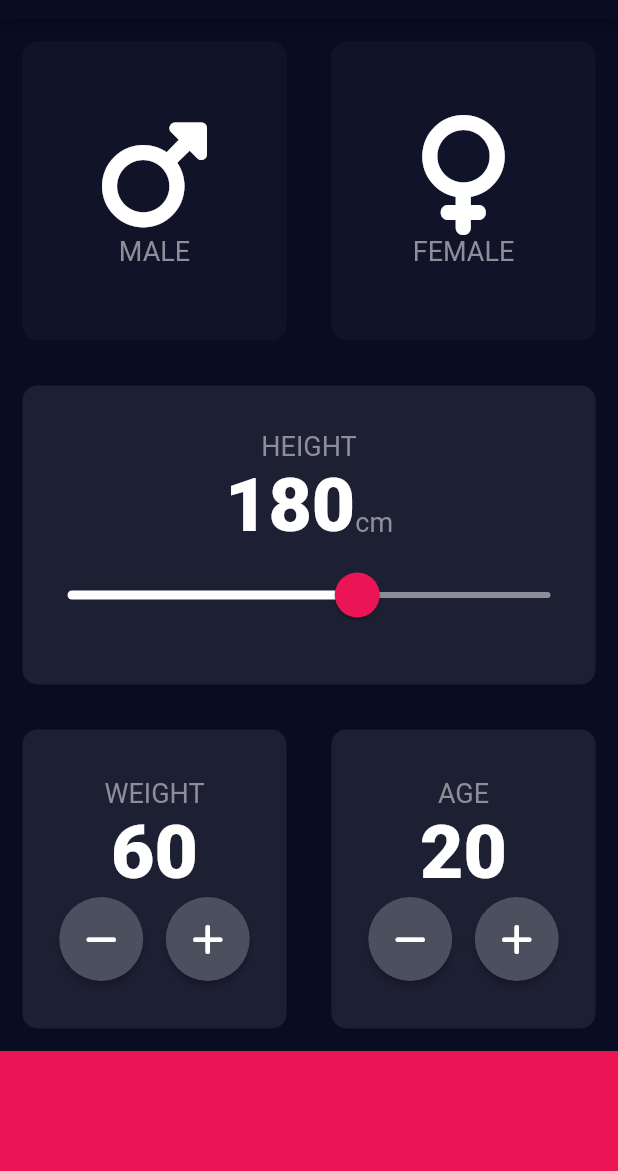
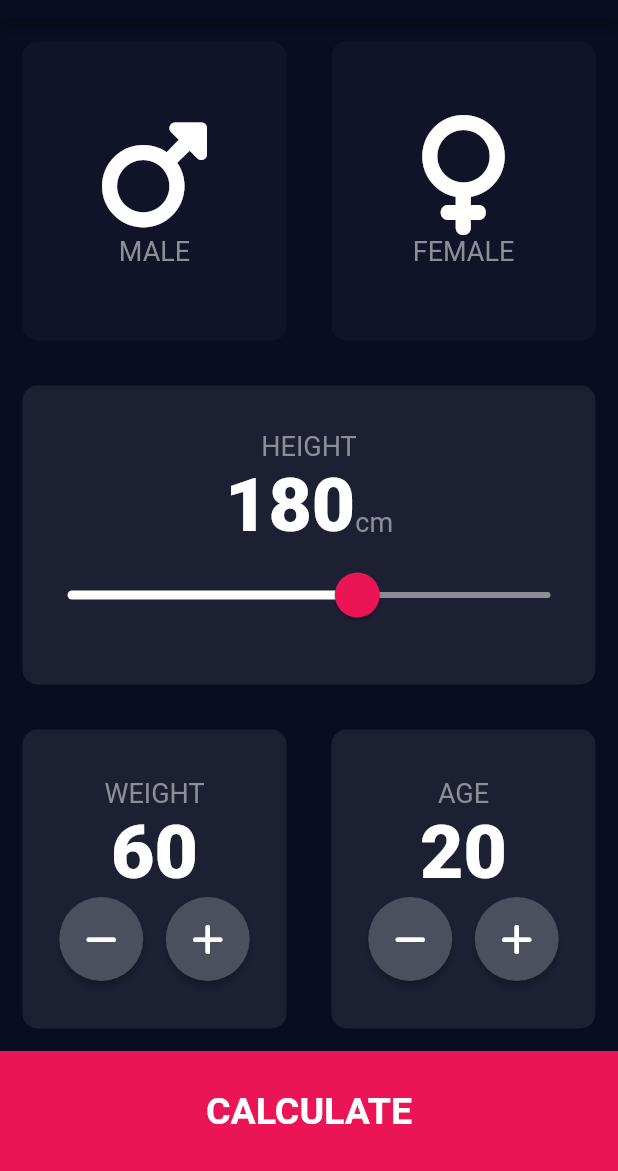
Before and after one commit to FatimaSalah212/BMI_Calculator_App, a Flutter app: the screen it shows after launch, on a phone screen of 412 x 824 dp, the part 65-1236 px from its top. Run offline on Flutter 3.47's test engine with Material 2 defaults, Android fonts, the phone set to English and light mode, and no system bars; our stand-ins replace font_awesome_flutter; missing offline and left inert: dart:ffi.

```diff
--- /dev/null
+++ b/lib/components/bottom_button.dart
@@ -0,0 +1,31 @@
+import 'package:flutter/material.dart';
+
+import '../contants.dart';
+
+class BottomButton extends StatelessWidget {
+  const BottomButton({
+    Key? key,
+    required this.data,
+    required this.onTap,
+  }) : super(key: key);
+
+  final String data;
+  final VoidCallback onTap;
+  @override
+  Widget build(BuildContext context) {
+    return GestureDetector(
+      onTap: onTap,
+      child: Container(
+        color: kButtonColor,
+        width: double.infinity,
+        height: kButtonContainarHeight,
+        child: Center(
+          child: Text(
+            data,
+            style: kButtonStyle,
+          ),
+        ),
+      ),
+    );
+  }
+}
--- /dev/null
+++ b/lib/components/rount_icon_button.dart
@@ -0,0 +1,21 @@
+import 'package:flutter/material.dart';
+
+class RoundIconButton extends StatelessWidget {
+  const RoundIconButton({super.key, required this.icon, required this.onpress});
+
+  final IconData icon;
+  final VoidCallback onpress;
+  @override
+  Widget build(BuildContext context) {
+    return RawMaterialButton(
+      onPressed: onpress,
+      constraints: const BoxConstraints.tightFor(
+        width: 56.0,
+        height: 56.0,
+      ),
+      shape: const CircleBorder(),
+      fillColor: const Color(0xFF4C4F5E),
+      child: Icon(icon),
+    );
+  }
+}
--- a/lib/contants.dart
+++ b/lib/contants.dart
@@ -14,4 +14,27 @@ const kLabelText = TextStyle(
   fontSize: 18.0,
 );
 
-const kNumberTextStyle = TextStyle(fontSize: 50.0, fontWeight: FontWeight.w900);
+const kNumberTextStyle = TextStyle(
+  fontSize: 50.0,
+  fontWeight: FontWeight.w900,
+);
+
+const kButtonStyle = TextStyle(
+  fontSize: 25.0,
+  fontWeight: FontWeight.bold,
+);
+
+const kTitleTextStyle = TextStyle(
+  color: Color(0xFF0F9855),
+  fontSize: 25.0,
+  fontWeight: FontWeight.bold,
+);
+
+const kBMIResultTextStyle = TextStyle(
+  fontSize: 100.0,
+  fontWeight: FontWeight.bold,
+);
+
+const kBodyTextStyle = TextStyle(
+  fontSize: 22.0,
+);
--- a/lib/main.dart
+++ b/lib/main.dart
@@ -1,5 +1,5 @@
+import 'package:bmi_calculator/screens/input_page.dart';
 import 'package:flutter/material.dart';
-import 'input_page.dart';
 
 void main() => runApp(const BMICalculator());
 
@@ -15,7 +15,7 @@ class BMICalculator extends StatelessWidget {
         scaffoldBackgroundColor: const Color(0xFF0A0D22),
         appBarTheme: const AppBarTheme(color: Color(0xFF0A0D22)),
       ),
-      home: InputPage(),
+      home: const InputPage(),
     );
   }
 }
--- a/lib/input_page.dart
+++ b/lib/screens/input_page.dart
@@ -1,10 +1,12 @@
 import 'package:bmi_calculator/contants.dart';
+import 'package:bmi_calculator/screens/resulte_page.dart';
 import 'package:flutter/material.dart';
-import 'package:flutter/services.dart';
 import 'package:font_awesome_flutter/font_awesome_flutter.dart';
 
-import 'card_details.dart';
-import 'my_container.dart';
+import '../components/bottom_button.dart';
+import '../components/card_details.dart';
+import '../components/my_container.dart';
+import '../components/rount_icon_button.dart';
 
 enum Gender {
   male,
@@ -151,7 +153,7 @@ class _InputPageState extends State<InputPage> {
                           Row(
                             mainAxisAlignment: MainAxisAlignment.center,
                             children: [
-                              RoundButton(
+                              RoundIconButton(
                                 icon: FontAwesomeIcons.minus,
                                 onpress: () {
                                   setState(() {
@@ -162,7 +164,7 @@ class _InputPageState extends State<InputPage> {
                               const SizedBox(
                                 width: 15.0,
                               ),
-                              RoundButton(
+                              RoundIconButton(
                                 icon: FontAwesomeIcons.plus,
                                 onpress: () {
                                   setState(() {
@@ -194,7 +196,7 @@ class _InputPageState extends State<InputPage> {
                           Row(
                             mainAxisAlignment: MainAxisAlignment.center,
                             children: [
-                              RoundButton(
+                              RoundIconButton(
                                 icon: FontAwesomeIcons.minus,
                                 onpress: () {
                                   setState(() {
@@ -205,7 +207,7 @@ class _InputPageState extends State<InputPage> {
                               const SizedBox(
                                 width: 15.0,
                               ),
-                              RoundButton(
+                              RoundIconButton(
                                 icon: FontAwesomeIcons.plus,
                                 onpress: () {
                                   setState(() {
@@ -223,10 +225,18 @@ class _InputPageState extends State<InputPage> {
                 ],
               ),
             ),
-            Container(
-              color: kButtonColor,
-              width: double.infinity,
-              height: kButtonContainarHeight,
+            BottomButton(
+              data: 'CALCULATE',
+              onTap: () {
+                Navigator.push(
+                  context,
+                  MaterialPageRoute(
+                    builder: (context) {
+                      return const ResultPage();
+                    },
+                  ),
+                );
+              },
             )
           ],
         ),
@@ -234,23 +244,3 @@ class _InputPageState extends State<InputPage> {
     );
   }
 }
-
-class RoundButton extends StatelessWidget {
-  const RoundButton({super.key, required this.icon, required this.onpress});
-
-  final IconData icon;
-  final VoidCallback onpress;
-  @override
-  Widget build(BuildContext context) {
-    return RawMaterialButton(
-      onPressed: onpress,
-      constraints: const BoxConstraints.tightFor(
-        width: 56.0,
-        height: 56.0,
-      ),
-      shape: const CircleBorder(),
-      fillColor: const Color(0xFF4C4F5E),
-      child: Icon(icon),
-    );
-  }
-}
```
Also changed, not shown: lib/screens/resulte_page.dart (added, +67 -0 lines), lib/components/card_details.dart (renamed from lib/card_details.dart), lib/components/my_container.dart (renamed from lib/my_container.dart).
